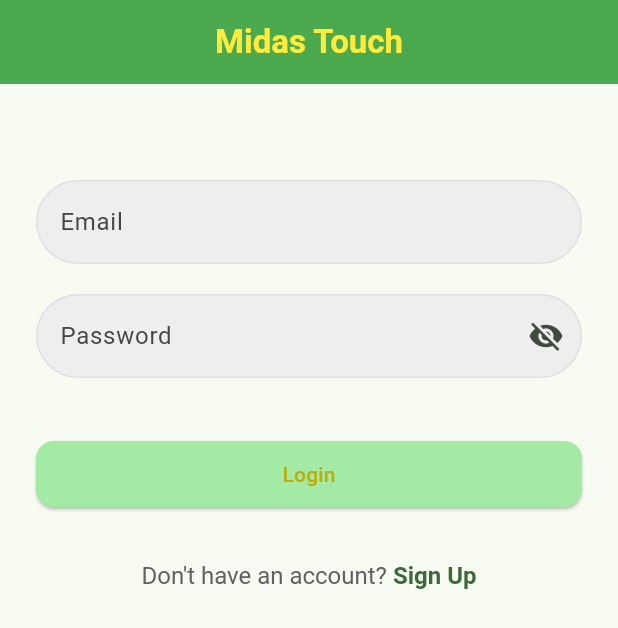
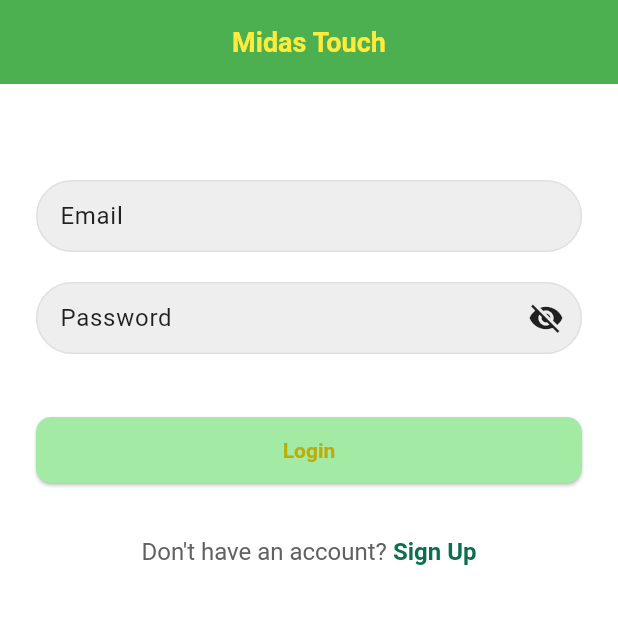
Before and after one commit to TrollTrapper67/Flutter, a Flutter app: the screen it shows after launch, on a phone screen of 412 x 824 dp. Shown: the top 628 px of the screen. Run offline on Flutter 3.47's test engine with Material 3 defaults, Android fonts, the phone set to English and light mode, and no system bars; our stand-ins replace cloud_firestore, firebase_auth, firebase_core; accounts and stored records are empty.

Commit message:
firefly v3.7

```diff
--- a/lib/main.dart
+++ b/lib/main.dart
@@ -11,6 +11,9 @@ import 'package:flutter_project_final/screens/userpayment.dart';
 import 'package:flutter_project_final/screens/admin_history.dart';
 import 'package:flutter_project_final/screens/userloanstatus.dart';
 import 'firebase_options.dart'; // generated by FlutterFire CLI
+import 'theme/app_theme.dart';
+
+const bool NEW_UI_ENABLED = true; // set to false to keep old UI
 
 void main() async {
   WidgetsFlutterBinding.ensureInitialized();
@@ -26,7 +29,7 @@ class MyApp extends StatelessWidget {
     return MaterialApp(
       title: 'Midas Touch',
       debugShowCheckedModeBanner: false,
-      theme: ThemeData(
+      theme: NEW_UI_ENABLED ? AppTheme.theme() : ThemeData(
         useMaterial3: true,
         colorScheme: ColorScheme.fromSeed(
           seedColor: Colors.green,
--- /dev/null
+++ b/lib/theme/app_theme.dart
@@ -0,0 +1,51 @@
+// lib/theme/app_theme.dart
+import 'package:flutter/material.dart';
+
+class AppTheme {
+  static const Color primary = Color(0xFF0B6E4F);
+  static const Color accent = Color(0xFF00A676);
+  static const Color danger = Color(0xFFB00020);
+
+  static final ColorScheme colorScheme = ColorScheme(
+    brightness: Brightness.light,
+    primary: primary,
+    onPrimary: Colors.white,
+    secondary: accent,
+    onSecondary: Colors.white,
+    error: danger,
+    onError: Colors.white,
+    background: Colors.white,
+    onBackground: Colors.black87,
+    surface: Colors.white,
+    onSurface: Colors.black87,
+  );
+
+  static ThemeData theme() {
+    final base = ThemeData.from(colorScheme: colorScheme);
+    return base.copyWith(
+      scaffoldBackgroundColor: colorScheme.background,
+      appBarTheme: AppBarTheme(
+        elevation: 0,
+        color: Colors.white,
+        iconTheme: const IconThemeData(color: Colors.black87),
+        titleTextStyle: const TextStyle(fontSize: 18, fontWeight: FontWeight.w600),
+      ),
+      inputDecorationTheme: const InputDecorationTheme(
+        border: OutlineInputBorder(),
+        contentPadding: EdgeInsets.symmetric(vertical: 12, horizontal: 12),
+      ),
+      elevatedButtonTheme: ElevatedButtonThemeData(
+        style: ElevatedButton.styleFrom(
+          shape: RoundedRectangleBorder(borderRadius: BorderRadius.circular(10)),
+          padding: const EdgeInsets.symmetric(vertical: 14),
+          textStyle: const TextStyle(fontWeight: FontWeight.w600),
+        ),
+      ),
+      cardTheme: CardThemeData(
+        shape: RoundedRectangleBorder(borderRadius: BorderRadius.circular(12)),
+        elevation: 1,
+        margin: const EdgeInsets.symmetric(vertical: 8, horizontal: 12),
+      ),
+    );
+  }
+}
--- a/pubspec.yaml
+++ b/pubspec.yaml
@@ -37,6 +37,7 @@ dependencies:
   # Use with the CupertinoIcons class for iOS style icons.
   cupertino_icons: ^1.0.8
   cloud_firestore: ^5.6.12
+  intl: ^0.19.0
 
 
 dev_dependencies:
```
Also changed, not shown: lib/screens/apply_stepper.dart (added, +142 -0 lines), lib/services/loan_service.dart (added, +9 -0 lines), lib/widgets/loading.dart (added, +25 -0 lines), lib/widgets/loan_card.dart (added, +92 -0 lines), pubspec.lock, 3 other files.
